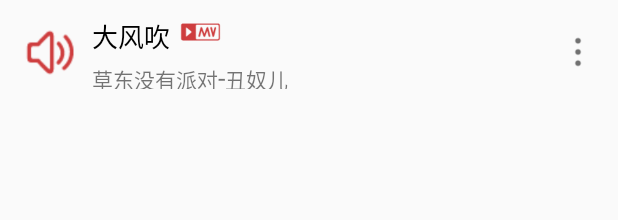
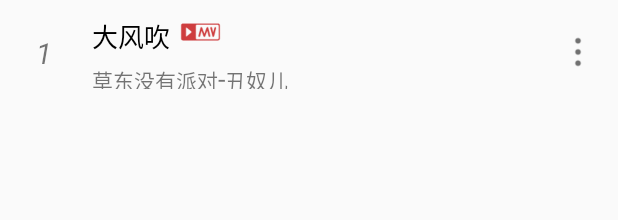
Before and after one commit to guanzhongliu/NeteaseCloudMusic, an Android app: the layout song_info.xml on its own in the app's theme, with its tools: preview values and no code run, on a phone screen of 412 x 824 dp. Shown: the top 220 px of the screen. Run offline under Robolectric (Android 15) with nearby library versions, the phone set to English and light mode, and no system bars.

Commit message:
修改部分UI 增加播放跳转

```diff
--- a/app/src/main/java/com/twt/lgz/neteasecloudmusic/model/Bean/ListInfoBean.kt
+++ b/app/src/main/java/com/twt/lgz/neteasecloudmusic/model/Bean/ListInfoBean.kt
@@ -178,7 +178,7 @@ class ListInfoBean {
              */
 
             var name: String? = null
-            var id: Int = 0
+            var id: String? = null
             var pst: Int = 0
             var t: Int = 0
             var pop: Int = 0
--- a/app/src/main/java/com/twt/lgz/neteasecloudmusic/view/PlaylistActivity.kt
+++ b/app/src/main/java/com/twt/lgz/neteasecloudmusic/view/PlaylistActivity.kt
@@ -49,7 +49,7 @@ class PlaylistActivity : AppCompatActivity() {
                     }
                     com.twt.lgz.neteasecloudmusic.model.Status.unmatched -> Toast.makeText(
                         this@PlaylistActivity,
-                        "未获取歌单",
+                        "未获取歌单详情",
                         Toast.LENGTH_SHORT
                     ).show()
                     else -> Toast.makeText(
@@ -66,8 +66,9 @@ class PlaylistActivity : AppCompatActivity() {
 
     fun updatePlaylist(){
         val data = Hawk.get<ListInfoBean.PlaylistBean?>("listinfo")?.tracks
+        var i = 0
         data?.forEach {
-            val item = PlaylistInfoItem(it.name, it.ar!![0].name, it.al!!.name, "")
+            val item = PlaylistInfoItem(it.name, it.ar!![0].name, it.al!!.name, "", ++i, it.id)
             list.add(item)
         }
         playlist_info_rc.apply {
--- a/app/src/main/res/layout/song_info.xml
+++ b/app/src/main/res/layout/song_info.xml
@@ -3,6 +3,7 @@
               xmlns:tools="http://schemas.android.com/tools"
               android:layout_width="match_parent"
               android:layout_height="70dp"
+              android:background="?attr/selectableItemBackground"
               android:orientation="vertical"
               android:paddingLeft="16dp">
 
@@ -12,13 +13,16 @@
                   android:paddingBottom="5dp"
                   android:paddingTop="5dp">
 
-        <ImageView
+        <TextView
                 android:id="@+id/index"
                 android:layout_width="35dp"
                 android:layout_height="42dp"
                 android:layout_marginRight="10dp"
-                android:src="@drawable/speaker"
-                android:visibility="gone"
+                android:text="1"
+                android:textSize="19sp"
+                android:paddingRight="8dp"
+                android:textStyle="italic"
+                android:gravity="center"
                 tools:visibility="visible"/>
 
         <LinearLayout
@@ -27,8 +31,10 @@
                 android:layout_weight="1"
                 android:orientation="vertical">
 
-            <LinearLayout android:layout_width="wrap_content"
-                          android:layout_height="wrap_content">
+            <LinearLayout
+                    android:layout_width="wrap_content"
+
+                    android:layout_height="wrap_content">
 
                 <TextView
                         android:id="@+id/song_name"
@@ -59,7 +65,8 @@
                         android:layout_width="wrap_content"
                         android:layout_height="20dp"
                         android:layout_marginTop="2dp"
-                        android:drawablePadding="5dp"
+                        android:paddingTop="3dp"
+                        android:drawablePadding="3dp"
                         android:textSize="14sp"
                         android:gravity="center"
                         tools:text="草东没有派对"/>
@@ -68,7 +75,7 @@
                         android:layout_width="wrap_content"
                         android:layout_height="20dp"
                         android:layout_marginTop="2dp"
-                        android:drawablePadding="5dp"
+                        android:drawablePadding="3dp"
                         android:textSize="18sp"
                         android:gravity="center"
                         tools:text="-"/>
@@ -77,6 +84,7 @@
                         android:id="@+id/album"
                         android:text="丑奴儿"
                         android:layout_marginTop="2dp"
+                        android:paddingTop="3dp"
                         android:textSize="14sp"
                         android:gravity="center"
                         android:layout_width="wrap_content"
```
Also changed, not shown: app/src/main/java/com/twt/lgz/neteasecloudmusic/model/Items.kt (+24 -4 lines), app/src/main/java/com/twt/lgz/neteasecloudmusic/view/MusicActivity.kt (+12 -0 lines).
